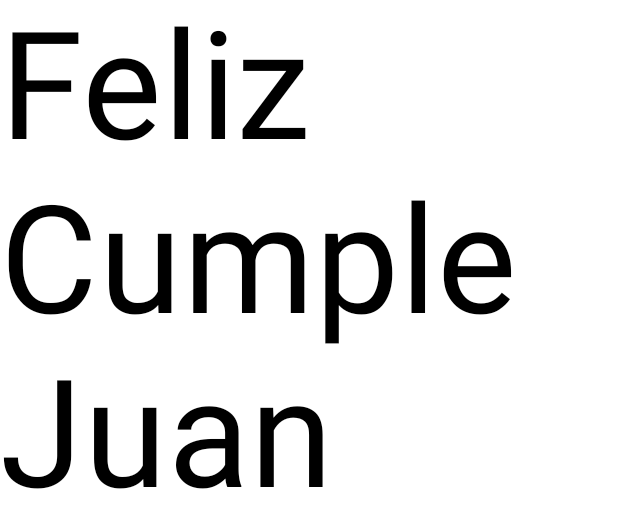
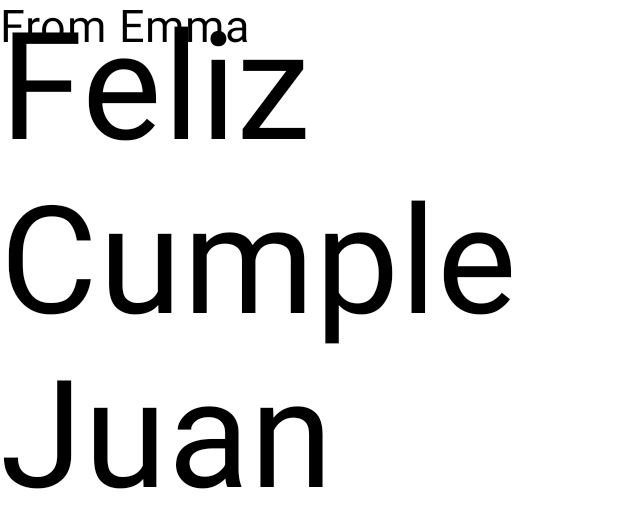
Before and after one commit to Miguii-6/FelizCumple, an Android app built with Jetpack Compose: the @Preview function CartaCumplePreview, on a phone screen of 412 x 824 dp. Shown: the top 528 px of the screen. Run offline under Robolectric (Android 15) with nearby library versions, the phone set to English and light mode, and no system bars.

Commit message:
Un nuevo elemento de firma la carta

```diff
--- a/app/src/main/java/com/example/felizcumple/MainActivity.kt
+++ b/app/src/main/java/com/example/felizcumple/MainActivity.kt
@@ -31,12 +31,16 @@ class MainActivity : ComponentActivity() {
 
 
 @Composable
-fun GreetingText(message: String, modifier: Modifier = Modifier) {
+fun GreetingText(message: String, from: String, modifier: Modifier = Modifier) {
     Text(
         text = message,
         fontSize = 100.sp,
         lineHeight = 116.sp
 
+    )
+    Text(
+        text = from,
+        fontSize = 30.sp
     )
 }
 
@@ -49,6 +53,6 @@ fun GreetingText(message: String, modifier: Modifier = Modifier) {
 @Composable
 fun CartaCumplePreview() {
     FelizCumpleTheme {
-        GreetingText(message = "Feliz Cumple Juan")
+        GreetingText(message = "Feliz Cumple Juan", from ="From Emma")
     }
 }
```
Also changed, not shown: app/src/main/java/com/example/felizcumple/Imagenes/img_8.png (added), 1 other file.
